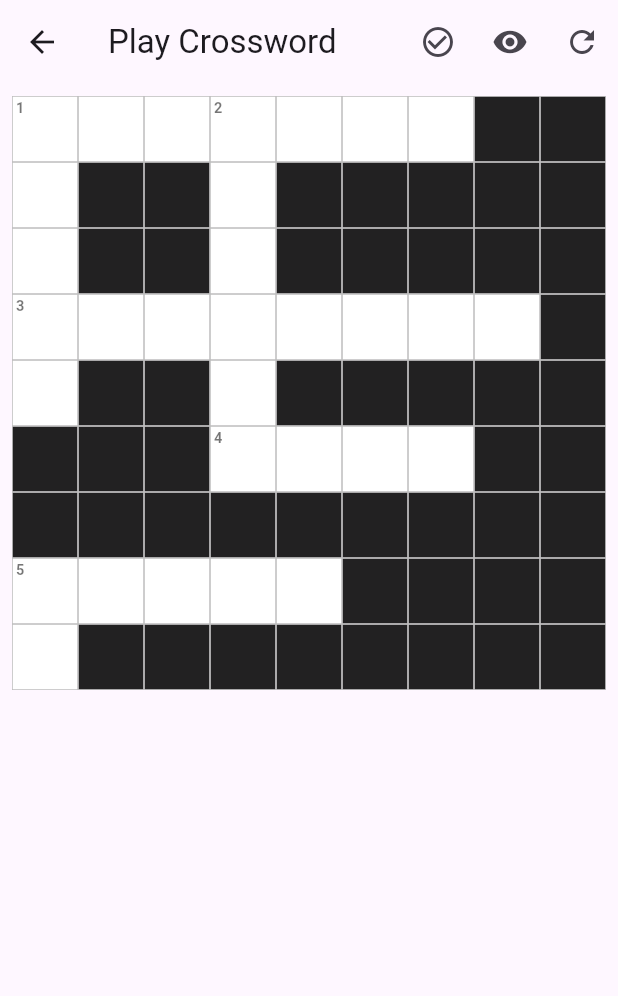
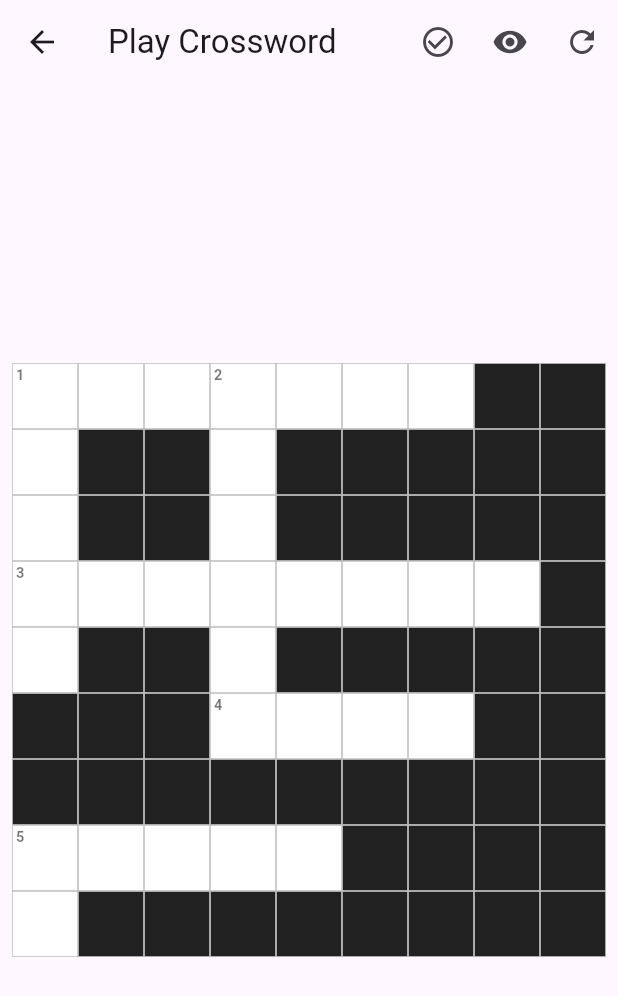
Before and after one commit to chobbs1/VocaBuilder, a Flutter app: the PlayCrosswordPage screen opened directly, on a phone screen of 412 x 824 dp. Shown: the top 996 px of the screen. Run offline on Flutter 3.47's test engine with Material 3 defaults, Android fonts, the phone set to English and light mode, and no system bars; missing offline and left inert: amplify_api, amplify_flutter; statements that could not run were skipped.

Commit message:
better sizing on android

```diff
--- a/lib/pages/play_crossword_page.dart
+++ b/lib/pages/play_crossword_page.dart
@@ -122,49 +122,10 @@ class _PlayCrosswordPageState extends State<PlayCrosswordPage> {
             ),
           ),
 
-          // Main content — scrollable so the grid moves above the keyboard.
-          SingleChildScrollView(
-            padding: EdgeInsets.only(bottom: bottomInset),
-            child: Column(
+          // Main content — sized to fit above the keyboard.
+          Column(
             children: [
-                // ── Crossword grid ──
-                Padding(
-                  padding: const EdgeInsets.all(8.0),
-                  child: AspectRatio(
-                    aspectRatio: 1, // square grid
-                    child: LayoutBuilder(
-                      builder: (context, constraints) {
-                        final cellSize =
-                            constraints.maxWidth / _puzzle.cols;
-                        return GridView.builder(
-                          physics: const NeverScrollableScrollPhysics(),
-                          gridDelegate:
-                              SliverGridDelegateWithFixedCrossAxisCount(
-                            crossAxisCount: _puzzle.cols,
-                          ),
-                          itemCount: _puzzle.rows * _puzzle.cols,
-                          itemBuilder: (context, index) {
-                            final row = index ~/ _puzzle.cols;
-                            final col = index % _puzzle.cols;
-                            final cell = _puzzle.grid[row][col];
-
-                            return _CrosswordCellWidget(
-                              cell: cell,
-                              cellSize: cellSize,
-                              isFocused: _puzzle.isFocused(row, col),
-                              isInActiveWord:
-                                  _puzzle.isInActiveWord(row, col),
-                              colorScheme: colorScheme,
-                              onTap: () => _onCellTap(row, col),
-                            );
-                          },
-                        );
-                      },
-                    ),
-                  ),
-                ),
-
-                // ── Active clue ──
+              // ── Active clue (top) ──
               Builder(builder: (context) {
                 if (_puzzle.focusRow == null ||
                     _puzzle.focusCol == null) {
@@ -192,8 +153,53 @@ class _PlayCrosswordPageState extends State<PlayCrosswordPage> {
                   ),
                 );
               }),
+
+              // ── Crossword grid ──
+              // Expanded so the grid fills whatever space remains
+              // above the keyboard, keeping everything visible.
+              Expanded(
+                child: Padding(
+                  padding: EdgeInsets.fromLTRB(
+                      8.0, 8.0, 8.0, 8.0 + bottomInset),
+                  child: Center(
+                    child: AspectRatio(
+                      aspectRatio: 1,
+                      child: LayoutBuilder(
+                        builder: (context, constraints) {
+                          final cellSize =
+                              constraints.maxWidth / _puzzle.cols;
+                          return GridView.builder(
+                            physics:
+                                const NeverScrollableScrollPhysics(),
+                            gridDelegate:
+                                SliverGridDelegateWithFixedCrossAxisCount(
+                              crossAxisCount: _puzzle.cols,
+                            ),
+                            itemCount: _puzzle.rows * _puzzle.cols,
+                            itemBuilder: (context, index) {
+                              final row = index ~/ _puzzle.cols;
+                              final col = index % _puzzle.cols;
+                              final cell = _puzzle.grid[row][col];
+
+                              return _CrosswordCellWidget(
+                                cell: cell,
+                                cellSize: cellSize,
+                                isFocused:
+                                    _puzzle.isFocused(row, col),
+                                isInActiveWord:
+                                    _puzzle.isInActiveWord(row, col),
+                                colorScheme: colorScheme,
+                                onTap: () => _onCellTap(row, col),
+                              );
+                            },
+                          );
+                        },
+                      ),
+                    ),
+                  ),
+                ),
+              ),
             ],
-            ),
           ),
         ],
       ),
```
Lines whose indentation alone changed are shown as unchanged.
